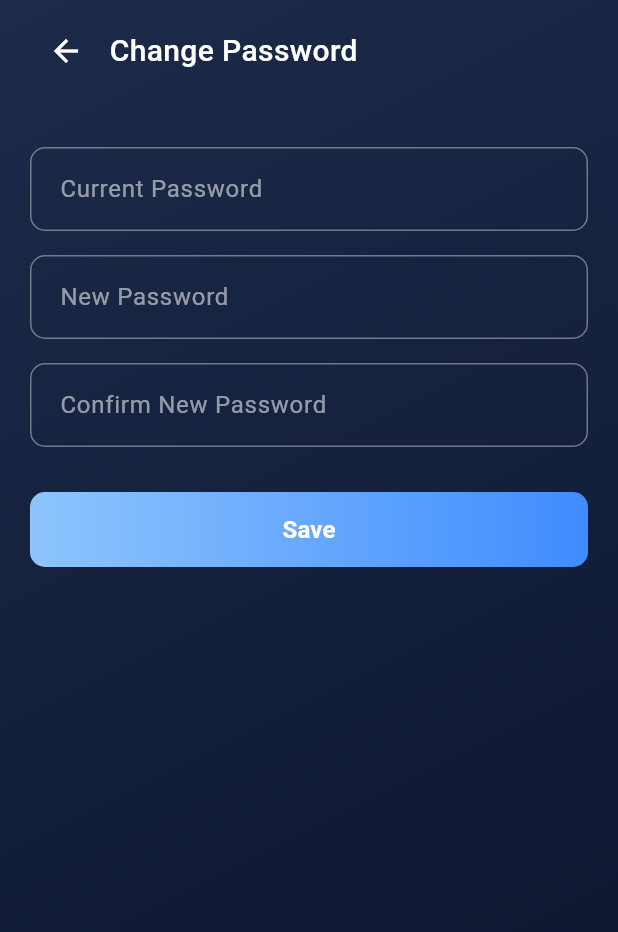
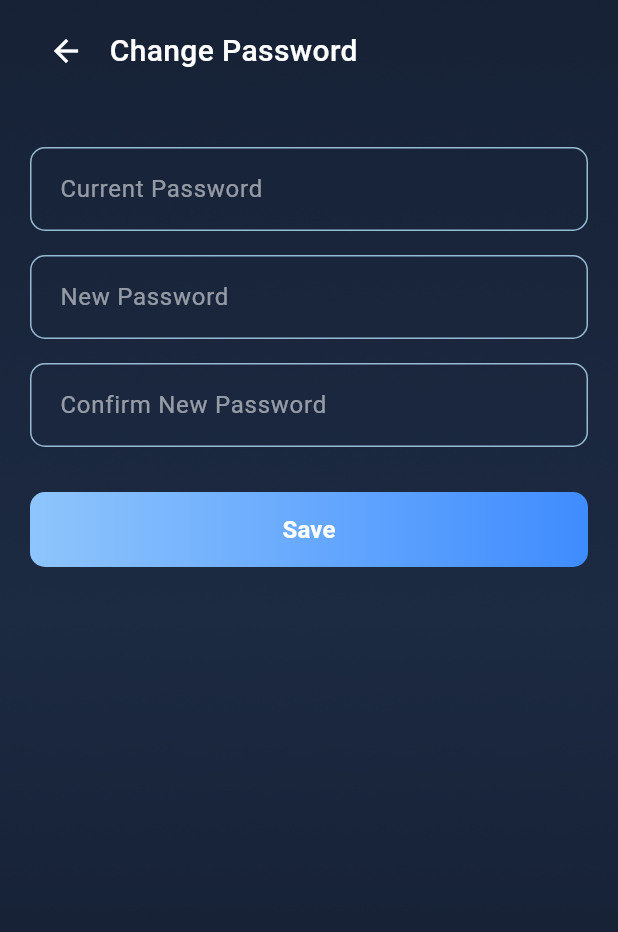
Before and after one commit to FSDTeam-SAA/flutter_disabilitymne, a Flutter app: the ChangePasswordScreen screen opened directly, on a phone screen of 412 x 824 dp. Shown: the top 932 px of the screen. Run offline on Flutter 3.47's test engine with Material 3 defaults, Android fonts, the phone set to English and light mode, and no system bars; our stand-ins replace dartz, dio, get, image_picker, sleek_circular_slider, syncfusion_flutter_gauges; missing offline and left inert: app_pigeon; Roboto replaces fonts that are missing (NotoSansKR).

Commit message:
feat: Update UI components across profile-related screens to use BackgroundImage for improved aesthetics and consistency; adjust background colors and layout

```diff
--- a/lib/features/profile/presentation/change_password_screen.dart
+++ b/lib/features/profile/presentation/change_password_screen.dart
@@ -1,29 +1,20 @@
+import 'package:disabilitymne/features/auth/presentation/widgets/background_image.dart';
 import 'package:disabilitymne/features/profile/controller/change_password_controller.dart';
 import 'package:flutter/material.dart';
 import 'package:get/get.dart';
 
-
 class ChangePasswordScreen extends StatelessWidget {
   ChangePasswordScreen({super.key});
 
-  final ChangePasswordController controller =
-      Get.put(ChangePasswordController());
+  final ChangePasswordController controller = Get.put(
+    ChangePasswordController(),
+  );
 
   @override
   Widget build(BuildContext context) {
     return Scaffold(
-      body: Container(
-        width: double.infinity,
-        decoration: const BoxDecoration(
-          gradient: LinearGradient(
-            colors: [
-              Color(0xFF1C2B4A),
-              Color(0xFF0B132B),
-            ],
-            begin: Alignment.topLeft,
-            end: Alignment.bottomRight,
-          ),
-        ),
+      backgroundColor: Colors.transparent,
+      body: BackgroundImage(
         child: SafeArea(
           child: Padding(
             padding: const EdgeInsets.symmetric(horizontal: 20),
@@ -97,10 +88,7 @@ class ChangePasswordScreen extends StatelessWidget {
                       child: Ink(
                         decoration: BoxDecoration(
                           gradient: const LinearGradient(
-                            colors: [
-                              Color(0xFF8EC5FC),
-                              Color(0xFF3F8CFF),
-                            ],
+                            colors: [Color(0xFF8EC5FC), Color(0xFF3F8CFF)],
                           ),
                           borderRadius: BorderRadius.circular(10),
                         ),
@@ -141,15 +129,17 @@ class ChangePasswordScreen extends StatelessWidget {
       decoration: InputDecoration(
         hintText: hint,
         hintStyle: const TextStyle(color: Colors.white54),
-        contentPadding:
-            const EdgeInsets.symmetric(horizontal: 16, vertical: 16),
+        contentPadding: const EdgeInsets.symmetric(
+          horizontal: 16,
+          vertical: 16,
+        ),
         enabledBorder: OutlineInputBorder(
           borderRadius: BorderRadius.circular(10),
-          borderSide: const BorderSide(color: Colors.white38),
+          borderSide: const BorderSide(color: Color(0xFF97BBD3)),
         ),
         focusedBorder: OutlineInputBorder(
           borderRadius: BorderRadius.circular(10),
-          borderSide: const BorderSide(color: Colors.white70),
+          borderSide: const BorderSide(color: Color(0xFF97BBD3)),
         ),
       ),
     );
--- a/pubspec.yaml
+++ b/pubspec.yaml
@@ -75,6 +75,7 @@ flutter:
   # To add assets to your application, add an assets section, like this:
   assets:
     - assets/image/
+    - assets/logo/
 
   # An image asset can refer to one or more resolution-specific "variants", see
   # https://flutter.dev/to/resolution-aware-images
```
Also changed, not shown: lib/features/profile/presentation/daily_notes_screen.dart (+6 -3 lines), lib/features/profile/presentation/help_support_screen.dart (+7 -4 lines), lib/features/profile/presentation/language_accessibility_screen.dart (+7 -4 lines), lib/features/profile/presentation/my_profile_screen.dart (+6 -14 lines), lib/features/profile/presentation/notification_screen.dart (+14 -4 lines), lib/features/profile/presentation/privacy_legal_screen.dart (+5 -2 lines), lib/features/profile/presentation/profile_screen.dart (+9 -3 lines), lib/features/profile/presentation/terms_condition_screen.dart (+5 -2 lines).
